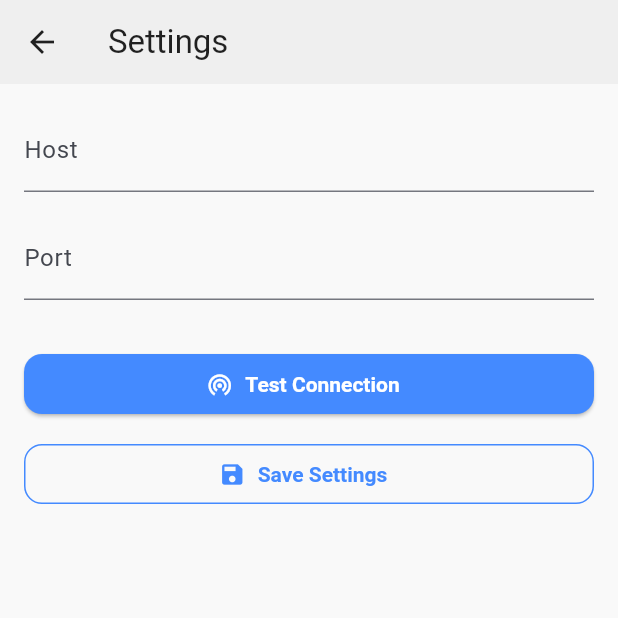
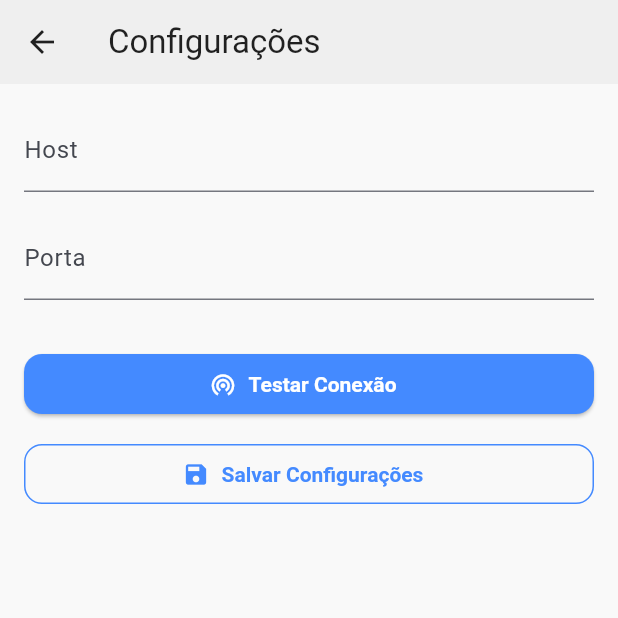
Before and after one commit to Diogo-NB/speech-iot-automation, a Flutter app: the SettingsScreen screen opened by its route, on a phone screen of 412 x 824 dp, the top half of it. Run offline on Flutter 3.47's test engine with Material 3 defaults, Android fonts, the phone set to English and light mode, and no system bars; our stand-ins replace auto_route, equatable, flutter_bloc, rxdart, speech_to_text; network calls fail.

Commit message:
chore: use pt-br for text content

```diff
--- a/speech_iot_app/lib/src/features/settings/presentation/settings_screen.dart
+++ b/speech_iot_app/lib/src/features/settings/presentation/settings_screen.dart
@@ -21,7 +21,7 @@ class SettingsScreen extends StatelessWidget implements AutoRouteWrapper {
   @override
   Widget build(BuildContext context) {
     return Scaffold(
-      appBar: AppBar(title: const Text('Settings')),
+      appBar: AppBar(title: const Text('Configurações')),
       body: Padding(
         padding: const EdgeInsets.all(16),
         child: BlocConsumer<SettingsBloc, SettingsState>(
@@ -33,7 +33,7 @@ class SettingsScreen extends StatelessWidget implements AutoRouteWrapper {
               ScaffoldMessenger.of(context).showSnackBar(
                 SnackBar(
                   content: Text(
-                    success ? 'Connection successful!' : 'Connection failed',
+                    success ? 'Conexão bem-sucedida!' : 'Falha na conexão',
                   ),
                   backgroundColor: success ? Colors.green : Colors.red,
                 ),
@@ -53,7 +53,7 @@ class SettingsScreen extends StatelessWidget implements AutoRouteWrapper {
                   const SizedBox(height: 16),
                   TextFormField(
                     initialValue: state.port,
-                    decoration: const InputDecoration(labelText: 'Port'),
+                    decoration: const InputDecoration(labelText: 'Porta'),
                     keyboardType: TextInputType.number,
                     onChanged: (v) => bloc.add(PortChanged(v)),
                   ),
@@ -70,8 +70,8 @@ class SettingsScreen extends StatelessWidget implements AutoRouteWrapper {
                           : const Icon(Icons.wifi_tethering),
                       label: Text(
                         state.status == ConnectionStatus.testing
-                            ? 'Testing...'
-                            : 'Test Connection',
+                            ? 'Testando...'
+                            : 'Testar Conexão',
                       ),
                       onPressed: state.status == ConnectionStatus.testing
                           ? null
@@ -83,7 +83,7 @@ class SettingsScreen extends StatelessWidget implements AutoRouteWrapper {
                     width: double.infinity,
                     child: OutlinedButton.icon(
                       icon: const Icon(Icons.save),
-                      label: const Text('Save Settings'),
+                      label: const Text('Salvar Configurações'),
                       onPressed: () => bloc.add(SaveSettingsRequested()),
                     ),
                   ),
```
